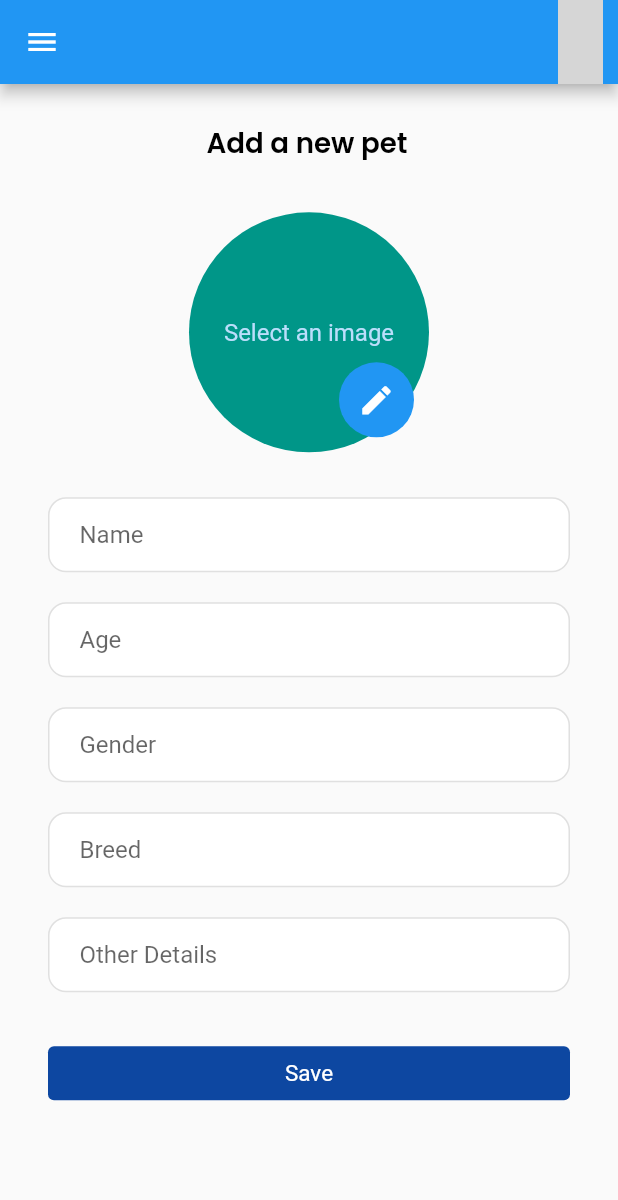
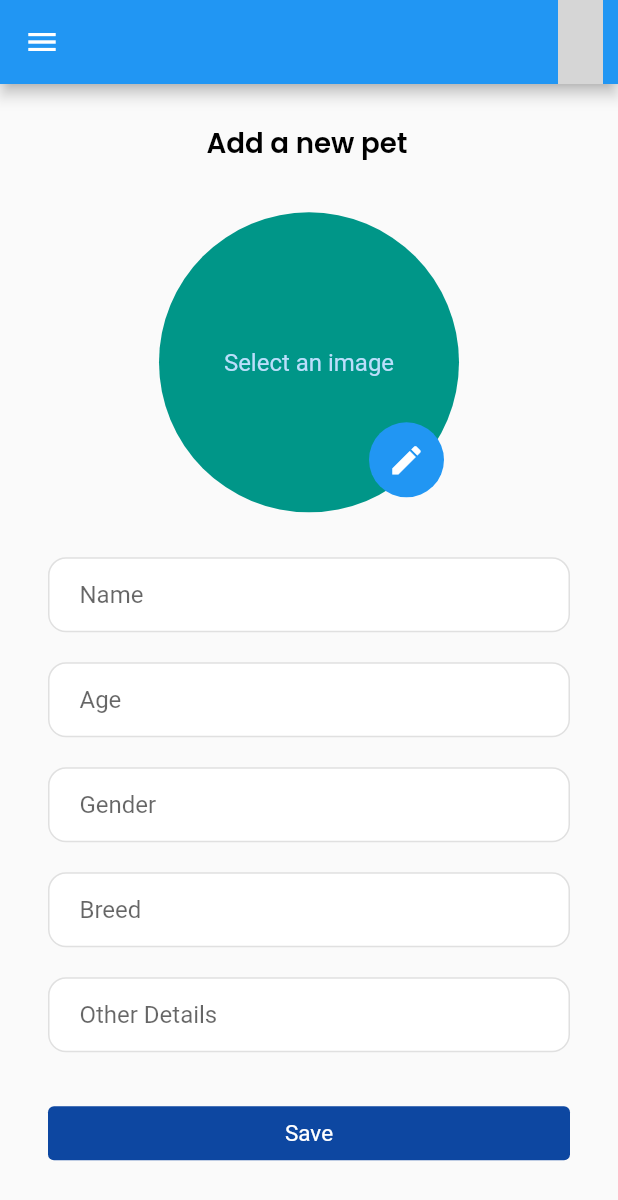
Before and after one commit to shaniyafernando/vet_me, a Flutter app: the PetProfile screen opened directly, on a phone screen of 412 x 824 dp. Shown: the top 1200 px of the screen. Run offline on Flutter 3.47's test engine with Material 2 defaults, Android fonts, the phone set to English and light mode, and no system bars; our stand-ins replace cloud_firestore, firebase_auth, firebase_core, google_fonts, google_places_flutter, google_sign_in and 2 more; missing offline and left inert: flutter_advanced_avatar, geoflutterfire2; accounts and stored records are empty; grey boxes are pictures that could not be loaded.

```diff
--- a/lib/screens/widgets/profile_pic.dart
+++ b/lib/screens/widgets/profile_pic.dart
@@ -56,11 +56,10 @@ class _ProfilePicState extends State<ProfilePic> {
       child: Stack(
         children: <Widget>[
           CircleAvatar(
-            radius: 80.0,
-
+            radius: 100.0,
             backgroundColor: Colors.teal,
             child: _image != null
-                ? new CircleAvatar(backgroundImage: new FileImage(_image!), radius: 80.0,)
+                ? new CircleAvatar(backgroundImage: new FileImage(_image!), radius: 100.0,)
             //Image.file(_image!)
                 : const Text('Select an image'),
           ),
```
